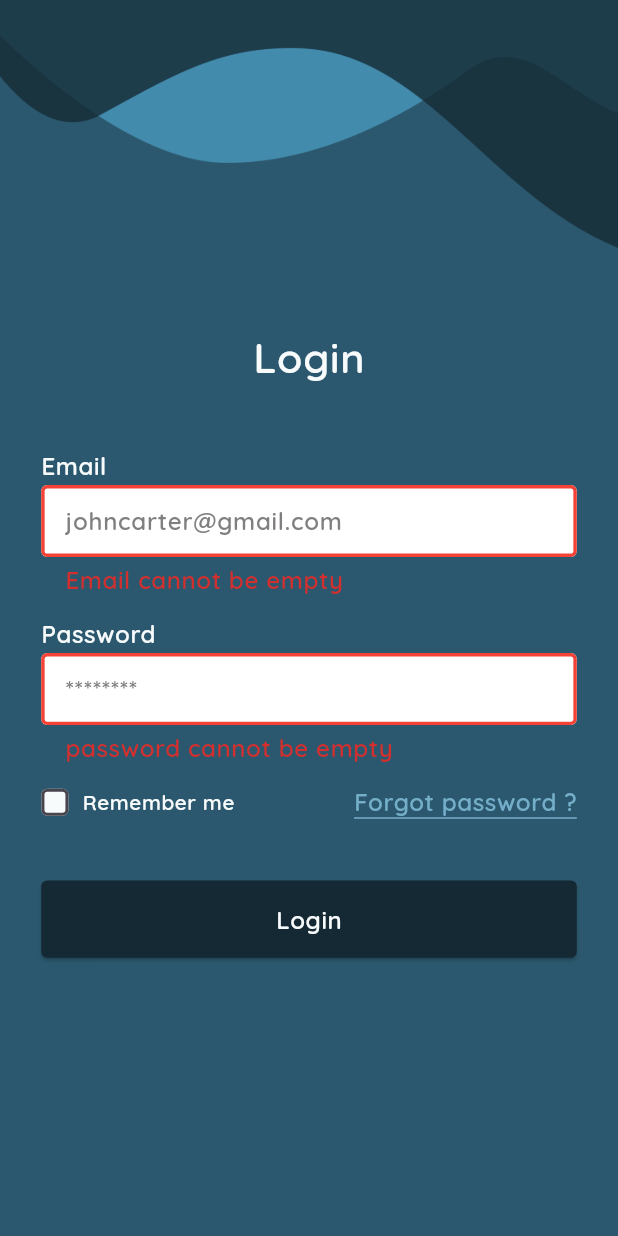
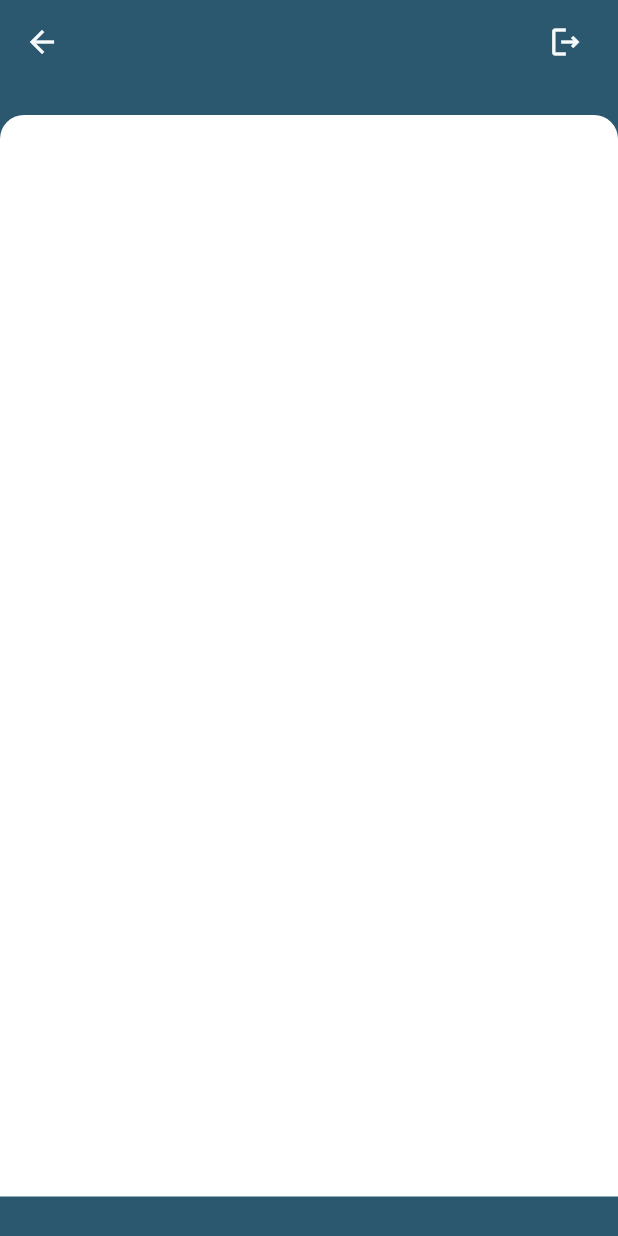
Before and after one commit to Master-Bibash/Apartment-management-system, a Flutter app: the LoginScreen screen opened by its route, after a tap on "Login", on a phone screen of 412 x 824 dp. Run offline on Flutter 3.47's test engine with Material 3 defaults, Android fonts, the phone set to English and light mode, and no system bars; our stand-ins replace flutter_bloc, flutter_screenutil, google_fonts.

Commit message:
history log

```diff
--- a/lib/Theme/style.dart
+++ b/lib/Theme/style.dart
@@ -12,6 +12,12 @@ ThemeData appTheme() {
   return ThemeData(
     primaryColor: defaultTextColor,
     shadowColor: forgotcolor,
+    appBarTheme: AppBarTheme(
+      color: primary,
+      iconTheme: IconThemeData(
+        color: defaultTextColor
+      )
+    ),
 
     buttonTheme: ButtonThemeData(buttonColor: btncolor),
     scaffoldBackgroundColor: primary,
--- a/lib/main.dart
+++ b/lib/main.dart
@@ -1,5 +1,6 @@
 import 'package:flutter/material.dart';
 import 'package:flutter_apartmentmanagementsystem_1/Theme/style.dart';
+import 'package:flutter_apartmentmanagementsystem_1/screens/history/history_log_screen.dart';
 import 'package:flutter_apartmentmanagementsystem_1/screens/login/components/widgets/Bloc/inpuit_user_bloc.dart';
 import 'package:flutter_apartmentmanagementsystem_1/screens/login/login_screen.dart';
 import 'package:flutter_bloc/flutter_bloc.dart';
@@ -29,9 +30,16 @@ class MyApp extends StatelessWidget {
         theme: appTheme(),
 
 
-        routes: {'/login': (context) => const LoginScreen()},
+        routes: {
+          '/login': (context) => const LoginScreen(),
+          '/history-log': (context) => HistoryLogScreen(),
+
+
+          },
         home: const LoginScreen(),
+
       ),
+
 
 
       ),
--- /dev/null
+++ b/lib/screens/history/history_log_screen.dart
@@ -0,0 +1,54 @@
+import 'package:flutter/material.dart';
+import 'package:flutter_screenutil/flutter_screenutil.dart';
+
+class HistoryLogScreen extends StatelessWidget {
+  const HistoryLogScreen({super.key});
+
+  @override
+  Widget build(BuildContext context) {
+    return  Scaffold(
+      appBar: AppBar(
+        automaticallyImplyLeading: false,
+        leading: Icon(Icons.arrow_back),
+
+
+        actions: [
+        Icon(Icons.logout_outlined),
+        SizedBox(width: 20.w,)
+        ],
+
+      ),
+     body: SafeArea(
+       child: Column(
+        children: [
+          Container(
+            height: 560.h,
+            width: 360.w,
+            margin: EdgeInsets.only(top: 16.h),
+            decoration: BoxDecoration(
+            color: Colors.white,
+            borderRadius: BorderRadius.only(topLeft:Radius.circular(16),topRight: Radius.circular(16) )
+
+            ),
+          )
+
+
+        ],
+
+       ),
+
+     ),
+    //  bottomNavigationBar:BottomNavigationBar(
+    //   currentIndex: 1,
+
+
+    //   items: [
+    //   BottomNavigationBarItem(icon: Icon(Icons.add),
+
+
+    //   ),
+    //     BottomNavigationBarItem(icon: Icon(Icons.add)),
+    //  ]) ,
+    );
+  }
+}
--- a/lib/screens/login/login_screen.dart
+++ b/lib/screens/login/login_screen.dart
@@ -57,7 +57,7 @@ class _LoginScreenState extends State<LoginScreen> {
           Padding(
             padding: EdgeInsets.symmetric(horizontal: 24.w),
             child: Form(
-              // autovalidateMode: AutovalidateMode.onUserInteraction,
+                // autovalidateMode: AutovalidateMode.onUserInteraction,
                 key: globalKey,
                 child: Column(
                   mainAxisAlignment: MainAxisAlignment.start,
@@ -75,8 +75,7 @@ class _LoginScreenState extends State<LoginScreen> {
                       controller: emailcontroller,
                       type: TextInputType.emailAddress,
                       hinttext: 'johncarter@gmail.com',
-
-                       valid: (value) {
+                      valid: (value) {
                         if (value!.isEmpty) {
                           return "Email cannot be empty";
                         }
@@ -177,8 +176,11 @@ class _LoginScreenState extends State<LoginScreen> {
                       child: ElevatedButton(
                         onPressed: () {
                           if (globalKey.currentState!.validate()) {
+                            Navigator.pushNamed(context, '/history-log');
                             print("done");
                           }
+                                                      Navigator.pushNamed(context, '/history-log');
+
                           return print("npew");
                         },
                         style: ElevatedButton.styleFrom(
```
